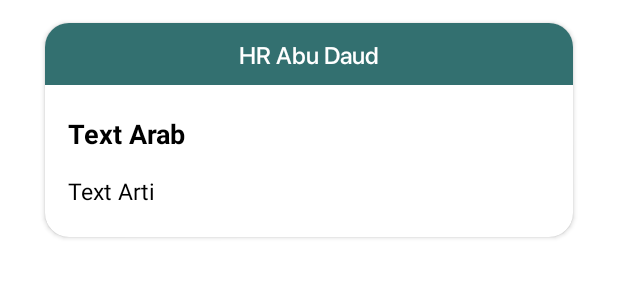
After one commit to gharynsl123/MuslimeEra, an Android app: the layout card_list_hadits.xml on its own in the app's theme, with its tools: preview values and no code run, on a phone screen of 412 x 824 dp. The commit adds this screen. Shown: the top 300 px of the screen. Run offline under Robolectric (Android 15) with nearby library versions, the light colour scheme and no system bars.

Commit message:
Adding API Hadits And list style for hadits

```diff
--- a/app/build.gradle
+++ b/app/build.gradle
@@ -23,6 +23,7 @@ android {
         debug{
             buildConfigField("String", "MOTIVATION_API", MotivationApi)
             buildConfigField("String", "QURAN_API", QuranUrlApi)
+            buildConfigField("String", "HADITS_API", HaditsApi)
         }
         release {
             minifyEnabled false
--- a/app/src/main/java/com/appteam/muslimeera/data/network/MotivationApiService.kt
+++ b/app/src/main/java/com/appteam/muslimeera/data/network/motivation/MotivationApiService.kt
@@ -1,4 +1,4 @@
-package com.appteam.muslimeera.data.network
+package com.appteam.muslimeera.data.network.motivation
 
 import com.appteam.muslimeera.data.respone.MotivationResponseItem
 import io.reactivex.rxjava3.core.Flowable
--- a/app/src/main/java/com/appteam/muslimeera/ui/main/MainViewModel.kt
+++ b/app/src/main/java/com/appteam/muslimeera/ui/main/MainViewModel.kt
@@ -2,7 +2,7 @@ package com.appteam.muslimeera.ui.main
 
 import androidx.lifecycle.MutableLiveData
 import androidx.lifecycle.ViewModel
-import com.appteam.muslimeera.data.network.MotivationApiClient
+import com.appteam.muslimeera.data.network.motivation.MotivationApiClient
 import com.appteam.muslimeera.data.respone.MotivationResponseItem
 import io.reactivex.rxjava3.android.schedulers.AndroidSchedulers
 import io.reactivex.rxjava3.schedulers.Schedulers
--- a/app/src/main/res/layout/activity_baca_quran.xml
+++ b/app/src/main/res/layout/activity_baca_quran.xml
@@ -1,10 +1,11 @@
 <?xml version="1.0" encoding="utf-8"?>
 <androidx.constraintlayout.widget.ConstraintLayout xmlns:android="http://schemas.android.com/apk/res/android"
-    xmlns:app="http://schemas.android.com/apk/res-auto"
     xmlns:tools="http://schemas.android.com/tools"
     android:layout_width="match_parent"
     android:layout_height="match_parent"
     android:background="@color/costume_color_primary"
     tools:context=".ui.BacaQuran">
 
+
+
 </androidx.constraintlayout.widget.ConstraintLayout>
--- /dev/null
+++ b/app/src/main/res/layout/card_list_hadits.xml
@@ -0,0 +1,60 @@
+<?xml version="1.0" encoding="utf-8"?>
+<androidx.cardview.widget.CardView xmlns:android="http://schemas.android.com/apk/res/android"
+    xmlns:app="http://schemas.android.com/apk/res-auto"
+    android:layout_width="match_parent"
+    android:layout_height="wrap_content"
+    android:layout_marginHorizontal="30dp"
+    android:layout_marginTop="15dp"
+    android:backgroundTint="@color/white"
+    app:cardCornerRadius="16dp">
+
+    <androidx.constraintlayout.widget.ConstraintLayout
+        android:layout_width="match_parent"
+        android:layout_height="wrap_content"
+        android:paddingBottom="20dp">
+
+        <TextView
+            android:id="@+id/tvIdHadits"
+            android:layout_width="0dp"
+            android:layout_height="wrap_content"
+            android:background="@color/costume_background_delete"
+            android:fontFamily="@font/sfpro_medium"
+            android:padding="10dp"
+            android:text="HR Abu Daud"
+            android:textAlignment="center"
+            android:textColor="@color/white"
+            android:textSize="16sp"
+            app:layout_constraintEnd_toEndOf="parent"
+            app:layout_constraintStart_toStartOf="parent"
+            app:layout_constraintTop_toTopOf="parent" />
+
+
+        <TextView
+            android:id="@+id/tvArab"
+            android:layout_width="0dp"
+            android:layout_height="wrap_content"
+            android:layout_marginHorizontal="15dp"
+            android:layout_marginTop="20dp"
+            android:text="Text Arab"
+            android:textColor="@color/black"
+            android:textSize="18sp"
+            android:textStyle="bold"
+            app:layout_constraintEnd_toEndOf="parent"
+            app:layout_constraintStart_toStartOf="parent"
+            app:layout_constraintTop_toBottomOf="@id/tvIdHadits"/>
+
+        <TextView
+            android:id="@+id/tvArti"
+            android:layout_width="0dp"
+            android:layout_height="wrap_content"
+            android:layout_marginHorizontal="15dp"
+            android:layout_marginTop="15sp"
+            android:text="Text Arti"
+            android:textColor="@color/black"
+            android:textSize="15sp"
+            app:layout_constraintEnd_toEndOf="parent"
+            app:layout_constraintStart_toStartOf="parent"
+            app:layout_constraintTop_toBottomOf="@id/tvArab" />
+
+    </androidx.constraintlayout.widget.ConstraintLayout>
+</androidx.cardview.widget.CardView>
--- a/gradle.properties
+++ b/gradle.properties
@@ -23,3 +23,4 @@ kotlin.code.style=official
 android.nonTransitiveRClass=true
 MotivationApi="https://638b57f081df38ab3466defa.mockapi.io/v1/"
 QuranUrlApi="https://api.myquran.com/v1/"
+HaditsApi="https://api.hadith.gading.dev/"
```
Also changed, not shown: app/src/main/java/com/appteam/muslimeera/data/network/HaditsApiClient.kt (renamed from app/src/main/java/com/appteam/muslimeera/data/network/MotivationApiClient.kt, +5 -3 lines), app/src/main/java/com/appteam/muslimeera/data/network/HaditsApiService.kt (added, +21 -0 lines), app/src/main/java/com/appteam/muslimeera/data/network/motivation/MotivationApiClient.kt (added, +43 -0 lines), app/src/main/java/com/appteam/muslimeera/data/respone/AllBookResponse.kt (added, +26 -0 lines), app/src/main/java/com/appteam/muslimeera/data/respone/IsiHaditsResponse.kt (added, +53 -0 lines), app/src/main/res/layout/activity_baca_hadits.xml (+6 -1 lines).
